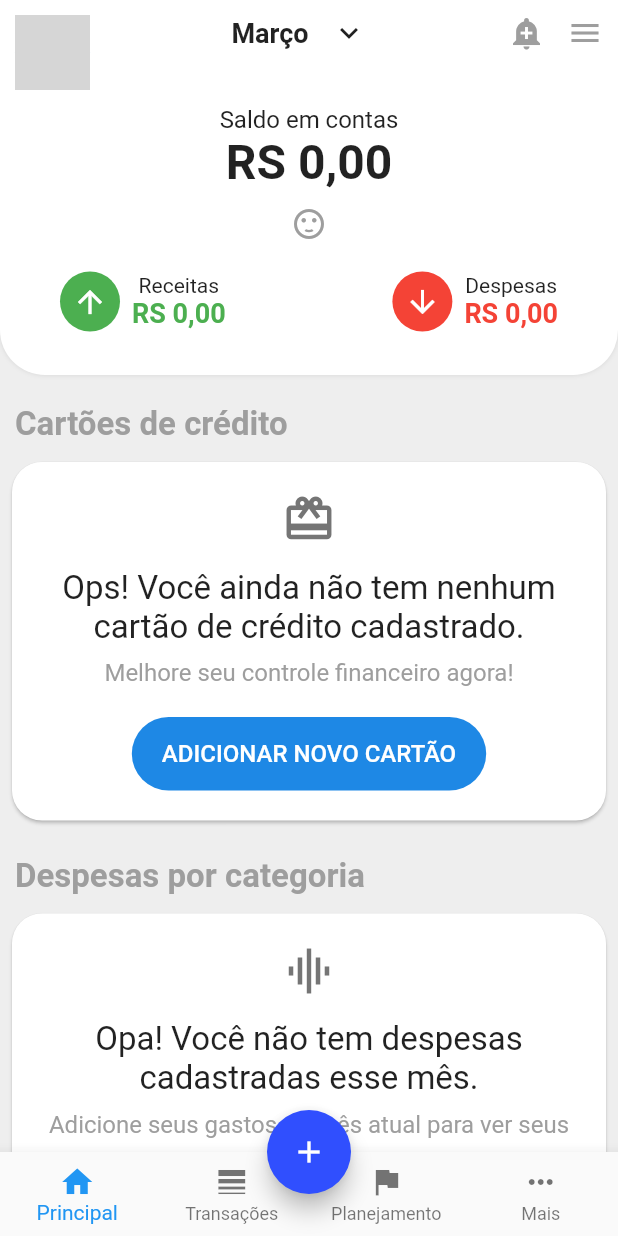
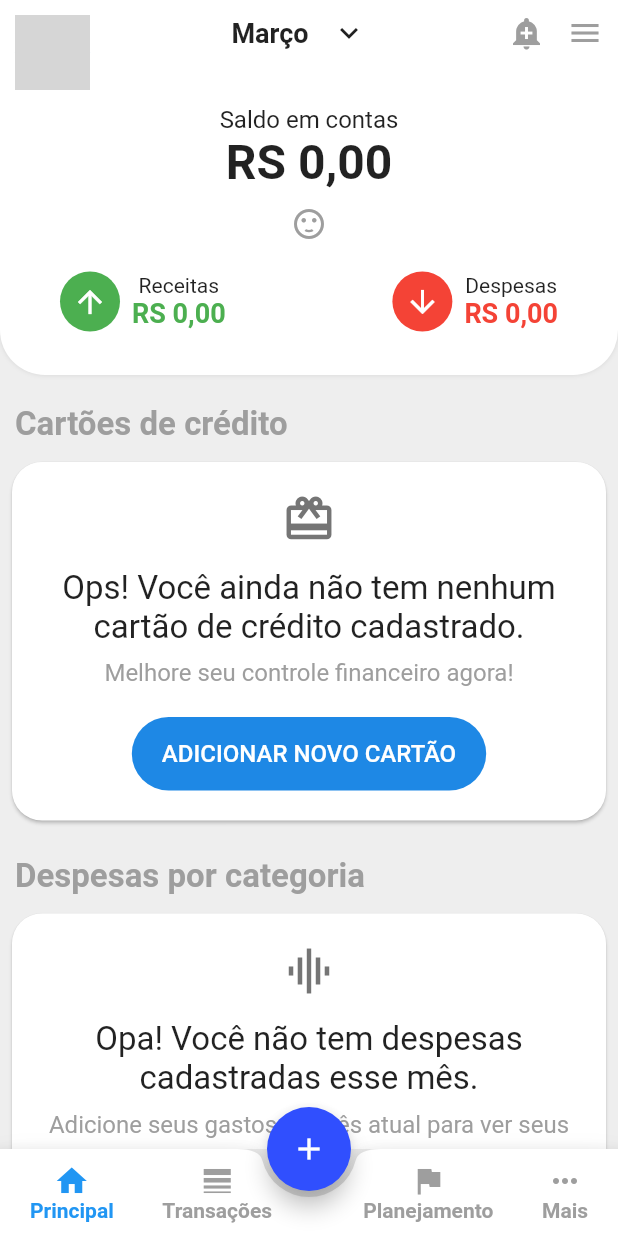
Before and after one commit to robsonsilv4/mobills-flutter, a Flutter app: the screen it shows after launch, on a phone screen of 412 x 824 dp. Run offline on Flutter 3.47's test engine with Material 2 defaults, Android fonts, the phone set to English and light mode, and no system bars; network calls fail; grey boxes are pictures that could not be loaded.

Commit message:
add: vetor e nova bar

```diff
--- a/lib/ui/pages/home_page.dart
+++ b/lib/ui/pages/home_page.dart
@@ -1,3 +1,4 @@
+import 'package:flutter/cupertino.dart';
 import 'package:flutter/material.dart';
 import 'package:flutter/rendering.dart';
 import 'package:mobills_flutter/ui/shared/widgets/mobills_button.dart';
@@ -54,32 +55,55 @@ class _HomePageState extends State<HomePage> {
         ),
       ),
       floatingActionButtonLocation: FloatingActionButtonLocation.centerDocked,
-      // TODO: Corrigir padding dos itens.
       // TODO: Adicionar animação de transição
       bottomNavigationBar: Visibility(
         visible: _isVisible,
-        child: BottomNavigationBar(
-          type: BottomNavigationBarType.fixed,
-          items: [
-            BottomNavigationBarItem(
-              icon: Icon(Icons.home),
-              title: Text('Principal'),
+        child: BottomAppBar(
+          // Acho que fica melhor do que a original :)
+          shape: CircularNotchedRectangle(),
+          child: Container(
+            height: 58.0,
+            padding: EdgeInsets.symmetric(horizontal: 10.0),
+            child: Row(
+              mainAxisAlignment: MainAxisAlignment.spaceBetween,
+              children: <Widget>[
+                _barItem(icon: Icons.home, text: 'Principal', selected: true),
+                _barItem(icon: Icons.line_weight, text: 'Transações'),
+                SizedBox(width: 16.0),
+                _barItem(icon: Icons.flag, text: 'Planejamento'),
+                _barItem(icon: Icons.more_horiz, text: 'Mais'),
+              ],
             ),
-            BottomNavigationBarItem(
-              icon: Icon(Icons.line_weight),
-              title: Text('Transações'),
-            ),
-            BottomNavigationBarItem(
-              icon: Icon(Icons.flag),
-              title: Text('Planejamento'),
-            ),
-            BottomNavigationBarItem(
-              icon: Icon(Icons.more_horiz),
-              title: Text('Mais'),
+          ),
+        ),
+      ),
+    );
+  }
+
+  Widget _barItem({
+    @required IconData icon,
+    String text,
+    bool selected = false,
+  }) {
+    return GestureDetector(
+      child: Padding(
+        padding: const EdgeInsets.symmetric(horizontal: 10.0),
+        child: Column(
+          mainAxisAlignment: MainAxisAlignment.center,
+          children: <Widget>[
+            Icon(icon, color: selected ? Colors.blue : Colors.grey),
+            Text(
+              text ?? '',
+              overflow: TextOverflow.ellipsis,
+              style: TextStyle(
+                color: selected ? Colors.blue : Colors.grey,
+                fontWeight: FontWeight.w600,
+              ),
             ),
           ],
         ),
       ),
+      onTap: () {},
     );
   }
 
@@ -410,8 +434,15 @@ class _HomePageState extends State<HomePage> {
           ),
           Container(
             height: 150.0,
-            color: Colors.transparent,
-            // TODO: Adicionar vetor de dinheiro
+            margin: EdgeInsets.only(top: 15.0),
+            width: MediaQuery.of(context).size.width,
+            decoration: BoxDecoration(
+              color: Colors.transparent,
+              image: DecorationImage(
+                image: AssetImage('images/coins.png'),
+                fit: BoxFit.cover,
+              ),
+            ),
           ),
         ],
       ),
--- a/pubspec.yaml
+++ b/pubspec.yaml
@@ -16,3 +16,6 @@ dev_dependencies:
 
 flutter:
   uses-material-design: true
+
+  assets:
+    - images/coins.png
```
Also changed, not shown: images/coins.png (added).
